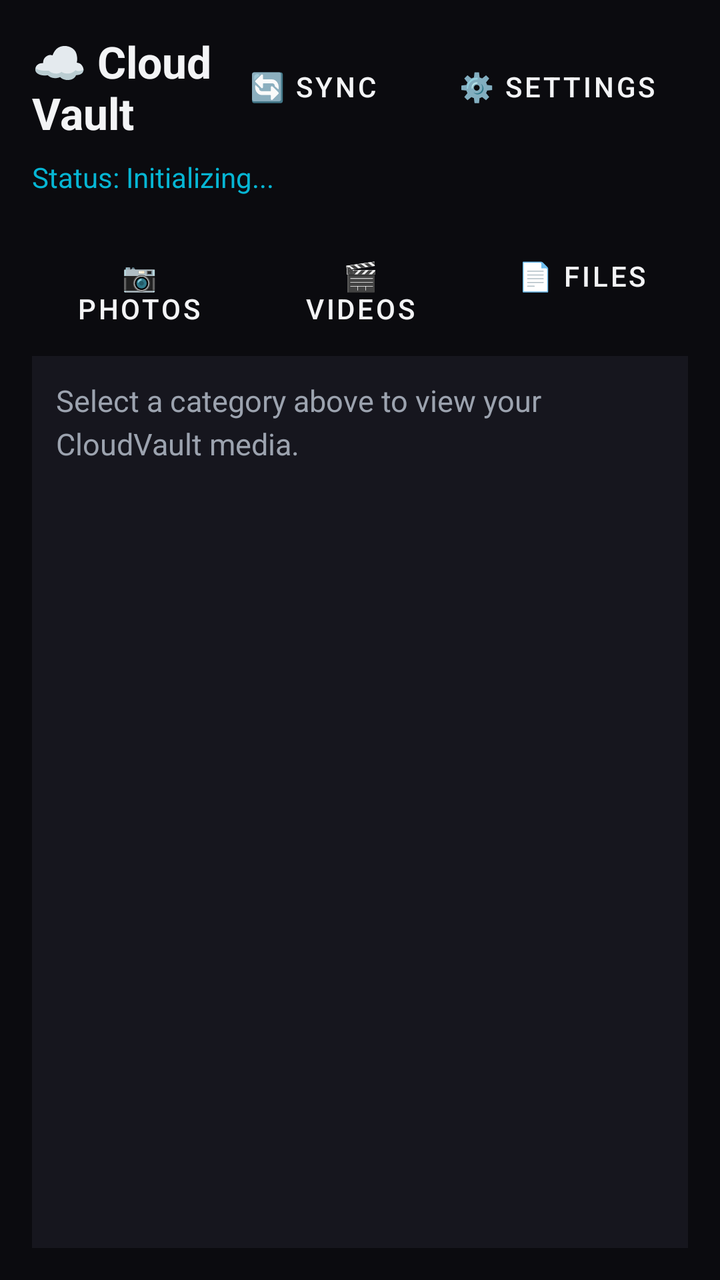
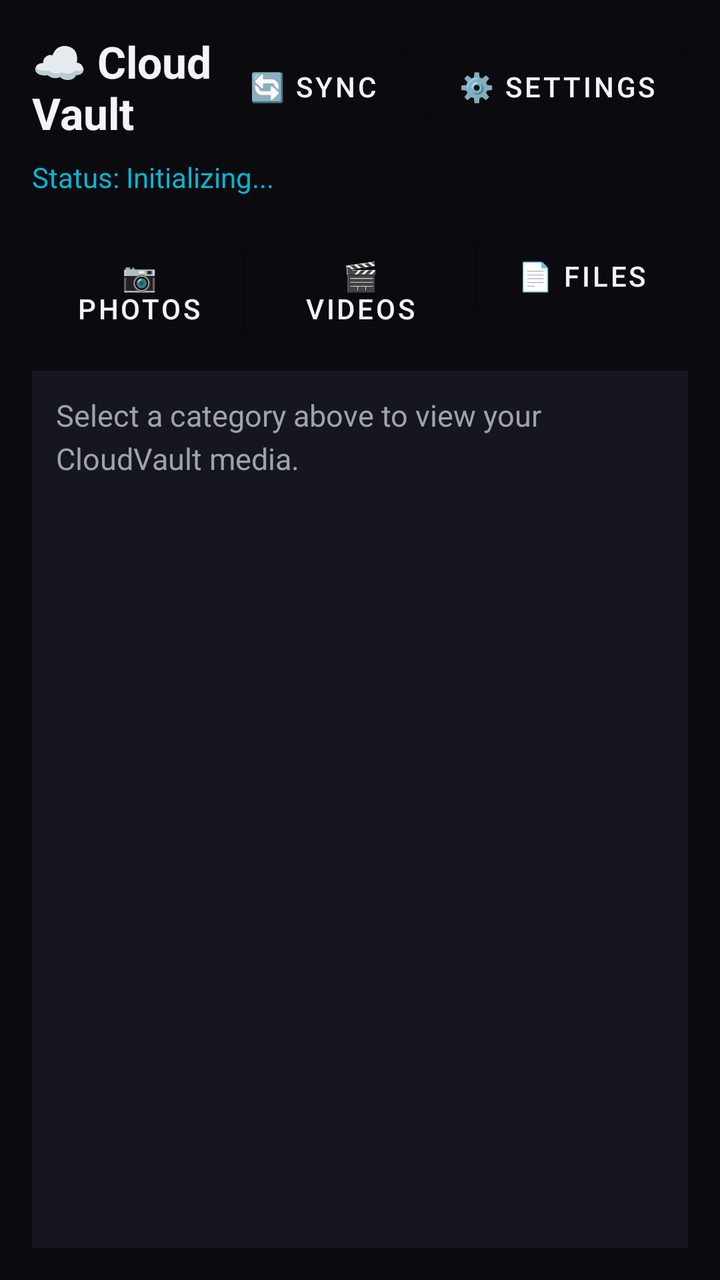

Two renders of the same Android screen: before a commit and after it. Below are the layout's source before the change and the commit's diff.
<!-- AndroidManifest.xml: application theme Theme.CloudVault -->
<!-- res/layout/activity_main.xml -->
<?xml version="1.0" encoding="utf-8"?>
<LinearLayout xmlns:android="http://schemas.android.com/apk/res/android"
    android:layout_width="match_parent"
    android:layout_height="match_parent"
    android:orientation="vertical"
    android:background="@color/bg_dark"
    android:padding="16dp">

    
    <LinearLayout
        android:layout_width="match_parent"
        android:layout_height="wrap_content"
        android:orientation="horizontal"
        android:gravity="center_vertical">

        <TextView
            android:layout_width="0dp"
            android:layout_height="wrap_content"
            android:layout_weight="1"
            android:text="☁️ CloudVault"
            android:textColor="@color/text_primary"
            android:textSize="22sp"
            android:textStyle="bold" />

        <Button
            android:id="@+id/btnRefresh"
            android:layout_width="wrap_content"
            android:layout_height="wrap_content"
            android:text="🔄 Sync"
            android:textColor="@color/text_primary"
            style="?attr/materialButtonOutlinedStyle" />

        <Button
            android:id="@+id/btnSettings"
            android:layout_width="wrap_content"
            android:layout_height="wrap_content"
            android:layout_marginStart="8dp"
            android:text="⚙️ Settings"
            android:textColor="@color/text_primary"
            style="?attr/materialButtonOutlinedStyle" />
    </LinearLayout>

    <TextView
        android:id="@+id/tvStatus"
        android:layout_width="match_parent"
        android:layout_height="wrap_content"
        android:layout_marginTop="8dp"
        android:text="Status: Initializing..."
        android:textColor="@color/accent_cyan"
        android:textSize="14sp" />

    
    <LinearLayout
        android:layout_width="match_parent"
        android:layout_height="wrap_content"
        android:layout_marginTop="16dp"
        android:orientation="horizontal">

        <Button
            android:id="@+id/btnTabPhotos"
            android:layout_width="0dp"
            android:layout_height="wrap_content"
            android:layout_weight="1"
            android:text="📷 Photos"
            android:textColor="@color/text_primary"
            style="?attr/materialButtonOutlinedStyle" />

        <Button
            android:id="@+id/btnTabVideos"
            android:layout_width="0dp"
            android:layout_height="wrap_content"
            android:layout_weight="1"
            android:layout_marginStart="4dp"
            android:text="🎬 Videos"
            android:textColor="@color/text_primary"
            style="?attr/materialButtonOutlinedStyle" />

        <Button
            android:id="@+id/btnTabFiles"
            android:layout_width="0dp"
            android:layout_height="wrap_content"
            android:layout_weight="1"
            android:layout_marginStart="4dp"
            android:text="📄 Files"
            android:textColor="@color/text_primary"
            style="?attr/materialButtonOutlinedStyle" />
    </LinearLayout>

    
    <androidx.media3.ui.PlayerView
        android:id="@+id/playerView"
        android:layout_width="match_parent"
        android:layout_height="220dp"
        android:layout_marginTop="16dp"
        android:visibility="gone"
        android:background="#000000" />

    
    <ScrollView
        android:layout_width="match_parent"
        android:layout_height="0dp"
        android:layout_weight="1"
        android:layout_marginTop="16dp"
        android:background="@color/card_bg"
        android:padding="12dp">

        <TextView
            android:id="@+id/tvContentSummary"
            android:layout_width="match_parent"
            android:layout_height="wrap_content"
            android:text="Select a category above to view your CloudVault media."
            android:textColor="@color/text_secondary"
            android:textSize="15sp"
            android:lineSpacingExtra="4dp" />
    </ScrollView>

</LinearLayout>
<!-- resources referenced by this layout -->
<resources>
  <color name="accent_cyan">#06B6D4</color>
  <color name="bg_dark">#0B0B0F</color>
  <color name="card_bg">#16161E</color>
  <color name="text_primary">#F3F4F6</color>
  <color name="text_secondary">#9CA3AF</color>
  <style name="Theme.CloudVault" parent="Theme.MaterialComponents.DayNight.NoActionBar">
          <item name="colorPrimary">@color/accent_blue</item>
          <item name="colorSecondary">@color/accent_cyan</item>
          <item name="android:statusBarColor">@color/bg_dark</item>
          <item name="android:windowBackground">@color/bg_dark</item>
      </style>
  <color name="accent_blue">#3B82F6</color>
</resources>

<!-- the commit's change to res/layout/activity_main.xml (unified diff, before → after) -->
@@ -22,22 +22,22 @@
             android:textSize="22sp"
             android:textStyle="bold" />
 
-        <Button
+        <com.google.android.material.button.MaterialButton
             android:id="@+id/btnRefresh"
             android:layout_width="wrap_content"
             android:layout_height="wrap_content"
             android:text="🔄 Sync"
             android:textColor="@color/text_primary"
-            style="?attr/materialButtonOutlinedStyle" />
+            style="@style/Widget.MaterialComponents.Button.OutlinedButton" />
 
-        <Button
+        <com.google.android.material.button.MaterialButton
             android:id="@+id/btnSettings"
             android:layout_width="wrap_content"
             android:layout_height="wrap_content"
             android:layout_marginStart="8dp"
             android:text="⚙️ Settings"
             android:textColor="@color/text_primary"
-            style="?attr/materialButtonOutlinedStyle" />
+            style="@style/Widget.MaterialComponents.Button.OutlinedButton" />
     </LinearLayout>
 
     <TextView
@@ -56,16 +56,16 @@
         android:layout_marginTop="16dp"
         android:orientation="horizontal">
 
-        <Button
+        <com.google.android.material.button.MaterialButton
             android:id="@+id/btnTabPhotos"
             android:layout_width="0dp"
             android:layout_height="wrap_content"
             android:layout_weight="1"
             android:text="📷 Photos"
             android:textColor="@color/text_primary"
-            style="?attr/materialButtonOutlinedStyle" />
+            style="@style/Widget.MaterialComponents.Button.OutlinedButton" />
 
-        <Button
+        <com.google.android.material.button.MaterialButton
             android:id="@+id/btnTabVideos"
             android:layout_width="0dp"
             android:layout_height="wrap_content"
@@ -73,9 +73,9 @@
             android:layout_marginStart="4dp"
             android:text="🎬 Videos"
             android:textColor="@color/text_primary"
-            style="?attr/materialButtonOutlinedStyle" />
+            style="@style/Widget.MaterialComponents.Button.OutlinedButton" />
 
-        <Button
+        <com.google.android.material.button.MaterialButton
             android:id="@+id/btnTabFiles"
             android:layout_width="0dp"
             android:layout_height="wrap_content"
@@ -83,12 +83,12 @@
             android:layout_marginStart="4dp"
             android:text="📄 Files"
             android:textColor="@color/text_primary"
-            style="?attr/materialButtonOutlinedStyle" />
+            style="@style/Widget.MaterialComponents.Button.OutlinedButton" />
     </LinearLayout>
 
     
-    <androidx.media3.ui.PlayerView
-        android:id="@+id/playerView"
+    <FrameLayout
+        android:id="@+id/playerContainer"
         android:layout_width="match_parent"
         android:layout_height="220dp"
         android:layout_marginTop="16dp"
